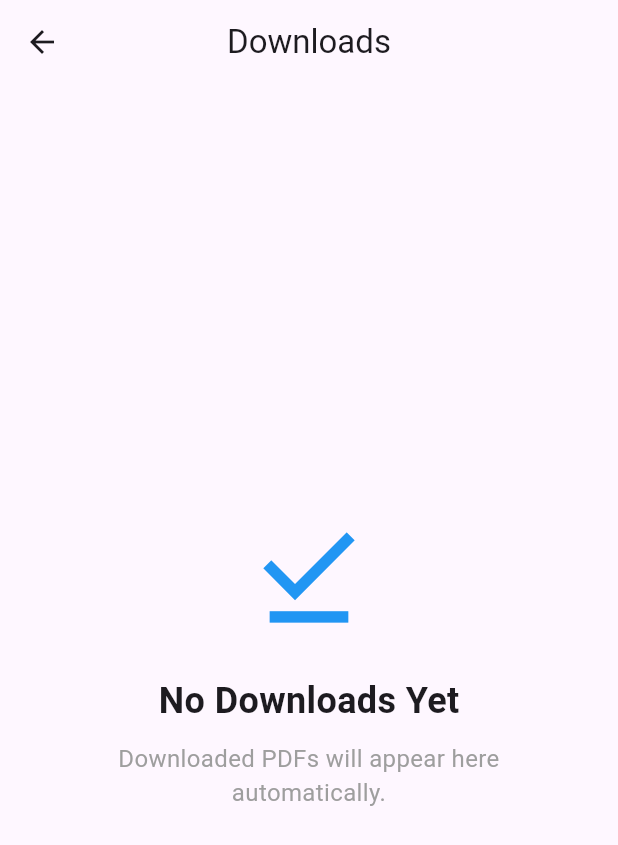
After one commit to adityadu039-360/TopperGuru, a Flutter app: the DownloadsPage screen opened directly, on a phone screen of 412 x 824 dp. The commit adds this screen. Shown: the top 845 px of the screen. Run offline on Flutter 3.47's test engine with Material 3 defaults, Android fonts, the phone set to English and light mode, and no system bars.

Commit message:
Add downloads page and prepare app for PDF download feature

```diff
--- /dev/null
+++ b/lib/downloads_page.dart
@@ -0,0 +1,47 @@
+import 'package:flutter/material.dart';
+
+class DownloadsPage extends StatelessWidget {
+  const DownloadsPage({super.key});
+
+  @override
+  Widget build(BuildContext context) {
+    return Scaffold(
+      appBar: AppBar(
+        title: const Text("Downloads"),
+        centerTitle: true,
+      ),
+      body: const Center(
+        child: Column(
+          mainAxisAlignment: MainAxisAlignment.center,
+          children: [
+            Icon(
+              Icons.download_done,
+              size: 90,
+              color: Colors.blue,
+            ),
+            SizedBox(height: 20),
+            Text(
+              "No Downloads Yet",
+              style: TextStyle(
+                fontSize: 24,
+                fontWeight: FontWeight.bold,
+              ),
+            ),
+            SizedBox(height: 10),
+            Padding(
+              padding: EdgeInsets.symmetric(horizontal: 30),
+              child: Text(
+                "Downloaded PDFs will appear here automatically.",
+                textAlign: TextAlign.center,
+                style: TextStyle(
+                  fontSize: 16,
+                  color: Colors.grey,
+                ),
+              ),
+            ),
+          ],
+        ),
+      ),
+    );
+  }
+}
```
Also changed, not shown: lib/kannada_score_booster_page.dart (+50 -33 lines).
